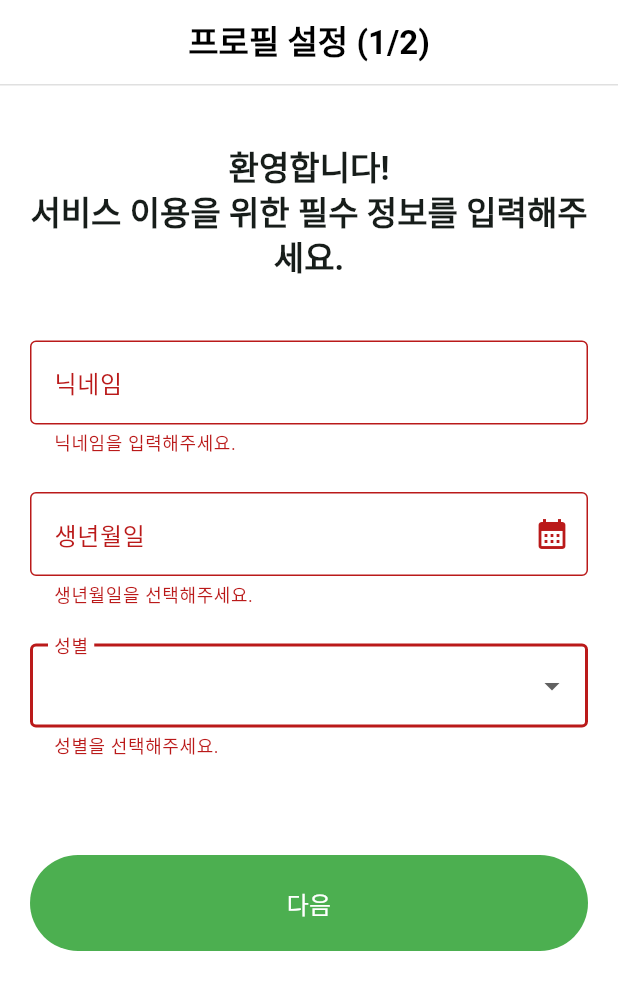
After one commit to book2002/book-FE, a Flutter app: the ProfileSetupPage screen opened directly, after a tap on "성별", after a tap on "다음", on a phone screen of 412 x 824 dp. The commit adds this screen. Shown: the top 990 px of the screen. Run offline on Flutter 3.47's test engine with Material 3 defaults, Android fonts, the phone set to English and light mode, and no system bars; our stand-ins replace flutter_secure_storage, font_awesome_flutter; missing offline and left inert: flutter_inappwebview; accounts and stored records are empty; network calls fail.

Commit message:
feat: 최초 프로필 설정
- login_page에서 FlutterSecureStorage 에 accessToken 저장 후 profile_setting_page에서 접근
- 프로필 설정 필수 입력과 선택 입력으로 구분
- 추후 바이오(프로필, 헤더 이미지 추가 가능성 존재) 입력 로직 연결 피료

```diff
--- a/lib/login_page.dart
+++ b/lib/login_page.dart
@@ -8,6 +8,7 @@ import 'package:font_awesome_flutter/font_awesome_flutter.dart';
 
 import 'package:http/http.dart' as http;
 import 'dart:convert'; // JSON 인코딩/디코딩
+import 'package:flutter_secure_storage/flutter_secure_storage.dart';
 
 class LoginPage extends StatefulWidget {
   const LoginPage({super.key});
@@ -21,9 +22,12 @@ class _LoginPageState extends State<LoginPage> {
   // 폼 키 추가
   final _formKey = GlobalKey<FormState>();
 
-  //컨트롤러
+  // 컨트롤러
   final TextEditingController _idController = TextEditingController();
   final TextEditingController _passwordController = TextEditingController();
+
+  // Secure Storage 인스턴스 생성
+  final _storage = const FlutterSecureStorage();
 
   // 비밀번호 숨김/표시 상태 변수 추가
   bool _isPasswordObscured = true;
@@ -71,13 +75,27 @@ class _LoginPageState extends State<LoginPage> {
       if (response.statusCode == 200 || response.statusCode == 201) {
         final data = jsonDecode(response.body);
 
+        // 서버로부터 받은 토큰을 storage에 저장
+        final accessToken = data["accessToken"];
+        if (accessToken != null) {
+          await _storage.write(key: 'accessToken', value: accessToken);
+          print("토큰 저장 성공"); // 디버깅용
+        } else {
+          print("경고: 서버 응답에 accessToken이 없습니다.");
+        }
+
         ScaffoldMessenger.of(context).showSnackBar(
-          SnackBar(content: Text("로그인 성공! $response.body"))
+          SnackBar(content: Text("로그인 성공! $response"))
         );
 
-        if (data["nweUser"]) {
+        if (data["newUser"]) {
           //프로필 생성 화면으로 이동
-
+          Navigator.pushReplacement( // 로그인 페이지로 다시 돌아오지 않도록 'Replacement' 사용
+            context,
+            MaterialPageRoute(
+              builder: (context) => const ProfileSetupPage(),
+            ),
+          );
         } else {
           Navigator.pop(context, true);   //로그인 성공 여부를 전달하며 홈화면으로 돌아감
         }
--- /dev/null
+++ b/lib/profile_setting_page.dart
@@ -0,0 +1,511 @@
+import 'package:flutter/cupertino.dart';
+import 'package:flutter/material.dart';
+import 'package:flutter_app/constants.dart'; // primaryColor, API URL 등
+import 'package:http/http.dart' as http;
+import 'package:http_parser/http_parser.dart'; // 1. http_parser 임포트
+import 'dart:convert';
+import 'package:intl/intl.dart'; // 날짜 포맷을 위해 추가
+
+import 'package:flutter_secure_storage/flutter_secure_storage.dart';
+
+// --- 1단계: 필수 정보 입력 페이지 (닉네임, 생년월일, 성별) ---
+class ProfileSetupPage extends StatefulWidget {
+  const ProfileSetupPage({super.key});
+
+  @override
+  State<ProfileSetupPage> createState() => _ProfileSetupPageState();
+}
+
+class BirthDatePicker extends StatelessWidget {
+  final void Function(DateTime) onDateTimeChanged;
+  final DateTime? initialDate;
+
+  const BirthDatePicker({
+    super.key,
+    required this.onDateTimeChanged,
+    this.initialDate,
+  });
+
+  @override
+  Widget build(BuildContext context) {
+    return SizedBox(
+      height: 300,
+      child: CupertinoDatePicker(
+        minimumYear: 1900,
+        maximumYear: DateTime.now().year,
+        initialDateTime: initialDate ?? DateTime(2000),   //초기 날짜
+        maximumDate: DateTime.now(),
+        onDateTimeChanged: onDateTimeChanged,
+        mode: CupertinoDatePickerMode.date,
+        //locale: const Locale('ko', 'KR'),
+      ),
+    );
+  }
+}
+
+class _ProfileSetupPageState extends State<ProfileSetupPage> {
+  final _formKey = GlobalKey<FormState>();
+  final _nicknameController = TextEditingController();
+  final _birthController = TextEditingController(); // 날짜 표기용
+
+  //생년월일 저장 변수
+  DateTime? _dateTime;
+
+  String? _selectedGender;
+  bool _isLoading = false;
+
+  // Secure Storage 인스턴스 생성
+  final _storage = const FlutterSecureStorage();
+
+  @override
+  void dispose() {
+    _nicknameController.dispose();
+    _birthController.dispose();
+    super.dispose();
+  }
+
+  // --- 날짜 선택 (Date Picker) ---
+  void _showCupertinoDatePicker(BuildContext context) async {
+    DateTime tempPickedDate = _dateTime ?? DateTime(2000);    //임시 날짜 저장
+
+    showModalBottomSheet(
+      context: context,
+      shape: const RoundedRectangleBorder(  //둥근 모서리 설정
+        borderRadius: BorderRadius.vertical(top: Radius.circular(16))
+      ),
+      builder: (BuildContext builder) {
+        return Container(
+          color: Colors.white,
+          height: 300,
+          child: Column(
+            children: [
+              //상단 버튼
+              SizedBox(
+                height: 50,
+                child: Row(
+                  mainAxisAlignment: MainAxisAlignment.spaceBetween,
+                  children: [
+                    TextButton(
+                      onPressed: () => Navigator.pop(context),
+                      child: const Text("취소"),
+                    ),
+                    TextButton(
+                      onPressed: () {
+                        setState(() {
+                          _dateTime = tempPickedDate;   //최종 날짜 전달
+                          _birthController.text =       //텍스트 필드 업데이트
+                            DateFormat('yyyy년 MM월 dd일').format(_dateTime!);
+                        });
+                        Navigator.pop(context);
+                      },
+                      child: const Text("확인"),
+                    ),
+
+                  ],
+                ),
+              ),
+
+              Expanded(
+                child: BirthDatePicker(
+                  initialDate: _dateTime,
+                  onDateTimeChanged: (DateTime newDate) {
+                    tempPickedDate = newDate;   //임시 날짜 업데이트
+                  },
+                ),
+              ),
+            ],
+          ),
+        );
+      }
+    );
+  }
+
+  // --- 1단계 제출 (필수 정보 API 전송) ---
+  Future<void> _submitStep1() async {
+    // 1. 폼 유효성 검사
+    if (!_formKey.currentState!.validate()) {
+      return; // 유효하지 않으면 중단
+    }
+
+    // 2. 로딩 시작
+    setState(() { _isLoading = true; });
+
+    try {
+      // API 호출 전 토큰 읽어오기
+      final String? accessToken = await _storage.read(key: 'accessToken');
+
+      if (accessToken == null) {
+        // 토큰이 없는 비정상 상황.
+        if (!mounted) return;
+        ScaffoldMessenger.of(context).showSnackBar(
+          const SnackBar(content: Text("인증 정보가 만료되었습니다. 다시 로그인해주세요.")),
+        );
+        // 로그인 페이지로 강제 이동 (모든 스택 제거 후 홈으로 이동 -> 홈에서 인증 체크)
+         Navigator.of(context).popUntil((route) => route.isFirst);
+        return;
+      }
+
+      // API 호출
+      // http.post 대신 http.MultipartRequest 사용
+      final url = Uri.parse(profileSetupApiUrl);
+      var request = http.MultipartRequest('POST', url);
+
+      // 헤더에 토큰 추가
+      request.headers['Authorization'] = "Bearer $accessToken";
+
+      // 폼 유효성 검사를 통과했으므로 _dateTime과 _selectedGender는 null이 아님
+      // --- 서버 DTO에 맞게 JSON 생성 ---
+      Map<String, String?> dtoMap = {
+        "nickname": _nicknameController.text,
+        // 'yyyyMMdd' 형식
+        "birth": _dateTime != null ? DateFormat('yyyyMMdd').format(_dateTime!) : null,
+        "gender": _selectedGender,
+        // 1단계에서는 bio를 빈 문자열으로 전송
+        "bio": ""
+      };
+
+      // DTO Map을 JSON 문자열로 변환하여 'request' 파트로 추가
+      request.files.add(
+        http.MultipartFile.fromString(
+          'request',
+          jsonEncode(dtoMap),
+          contentType: MediaType('application', 'json')
+        )
+      );
+
+      // 요청 전송 및 응답 처리
+      var streamedResponse = await request.send();
+      var response = await http.Response.fromStream(streamedResponse);
+
+      if (!mounted) return;
+
+      if (response.statusCode == 200 || response.statusCode == 201) {
+        // 성공 시 2단계(Bio) 페이지로 이동
+        ScaffoldMessenger.of(context).showSnackBar(
+          const SnackBar(content: Text("프로필 저장 성공! 다음 단계로 이동합니다.")),
+        );
+        Navigator.push(
+          context,
+          MaterialPageRoute(builder: (context) => const BioSetupPage()),
+        );
+      } else {
+        // 실패 시
+        final errorBody = jsonDecode(response.body);
+        print(errorBody);
+        final errorMessage = errorBody["message"] ?? "프로필 저장에 실패했습니다. (코드: ${response.statusCode})";
+        ScaffoldMessenger.of(context).showSnackBar(
+          SnackBar(content: Text(errorMessage)),
+        );
+      }
+    } catch (e) {
+      ScaffoldMessenger.of(context).showSnackBar(
+        SnackBar(content: Text("오류 발생: $e")),
+      );
+    } finally {
+      // 6. 로딩 종료
+      setState(() { _isLoading = false; });
+    }
+  }
+
+  @override
+  Widget build(BuildContext context) {
+    return Scaffold(
+      backgroundColor: Colors.white,
+      appBar: AppBar(
+        backgroundColor: Colors.white,
+        title: const Text("프로필 설정 (1/2)", style: TextStyle(color: Colors.black, fontWeight: FontWeight.bold)),
+        centerTitle: true,
+        bottom: PreferredSize(
+          preferredSize: const Size.fromHeight(1.0),
+          child: Container(color: Colors.grey.shade300, height: 1.0),
+        ),
+      ),
+      body: SingleChildScrollView(
+        child: Padding(
+          padding: const EdgeInsets.all(20.0),
+          child: Form(
+            key: _formKey,
+            autovalidateMode: AutovalidateMode.onUnfocus,
+            child: Column(
+              crossAxisAlignment: CrossAxisAlignment.stretch,
+              children: [
+                const SizedBox(height: 20),
+                Center(
+                  child: Text(
+                    "환영합니다! \n서비스 이용을 위한 필수 정보를 입력해주세요.",
+                    style: Theme.of(context).textTheme.titleLarge?.copyWith(
+                      fontWeight: FontWeight.w600,
+                    ),
+                    textAlign: TextAlign.center,
+                  ),
+                ),
+
+                const SizedBox(height: 40),
+
+                // --- 닉네임 ---
+                TextFormField(
+                  controller: _nicknameController,
+                  decoration: const InputDecoration(
+                    labelText: "닉네임",
+                    border: OutlineInputBorder(),
+                    focusedBorder: OutlineInputBorder(
+                      borderSide: BorderSide(color: primaryColor, width: 1.8),
+                    ),
+                  ),
+                  validator: (value) {
+                    if (value == null || value.trim().isEmpty) {
+                      return "닉네임을 입력해주세요.";
+                    }
+                    if (value.trim().length < 2 || value.trim().length > 20) {
+                      return "닉네임은 2자 이상 20자 이하로 입력해주세요.";
+                    }
+                    // TODO: 닉네임 중복 검사 API 연동
+                    return null;
+                  },
+                ),
+                const SizedBox(height: 24),
+
+                // --- 생년월일 (Date Picker) ---
+                TextFormField(
+                  controller: _birthController,
+                  readOnly: true, // 직접 입력을 막고 탭만 가능하게
+                  decoration: const InputDecoration(
+                    labelText: "생년월일",
+                    border: OutlineInputBorder(),
+                    focusedBorder: OutlineInputBorder(
+                      borderSide: BorderSide(color: primaryColor, width: 1.8),
+                    ),
+                    suffixIcon: Icon(Icons.calendar_month),
+                  ),
+                  onTap: () => _showCupertinoDatePicker(context),   //Cupertino 피커 호출
+                  validator: (value) {
+                    if (value == null || value.isEmpty) {
+                      return "생년월일을 선택해주세요.";
+                    }
+                    return null;
+                  },
+                ),
+                const SizedBox(height: 24),
+
+                // --- 성별 ---
+                DropdownButtonFormField<String>(
+                  value: _selectedGender,
+                  decoration: const InputDecoration(
+                    labelText: "성별",
+                    border: OutlineInputBorder(),
+                    focusedBorder: OutlineInputBorder(
+                      borderSide: BorderSide(color: primaryColor, width: 1.8),
+                    ),
+                  ),
+                  items: const [
+                    DropdownMenuItem(value: "MALE", child: Text("남성")),
+                    DropdownMenuItem(value: "FEMALE", child: Text("여성")),
+                    DropdownMenuItem(value: "NONE", child: Text("선택 안함")),
+                  ],
+                  onChanged: (value) {
+                    setState(() {
+                      _selectedGender = value;
+                    });
+                  },
+                  validator: (value) {
+                    if (value == null) {
+                      return "성별을 선택해주세요.";
+                    }
+                    return null;
+                  },
+                ),
+
+                const SizedBox(height: 24),
+
+                const SizedBox(height: 40),
+
+                // --- 다음 버튼 ---
+                ElevatedButton(
+                  onPressed: _isLoading ? null : _submitStep1,
+                  style: ElevatedButton.styleFrom(
+                    backgroundColor: Colors.green,
+                    padding: const EdgeInsets.symmetric(vertical: 20),
+                    elevation: 0,
+                  ),
+                  child: _isLoading
+                      ? const SizedBox(
+                          height: 20,
+                          width: 20,
+                          child: CircularProgressIndicator(strokeWidth: 3, color: Colors.white),
+                        )
+                      : Text(
+                          "다음",
+                          style: Theme.of(context).textTheme.titleMedium?.copyWith(color: Colors.white),
+                        ),
+                ),
+              ],
+            ),
+          ),
+        ),
+      ),
+    );
+  }
+}
+
+// --- 2단계: 선택 정보 입력 페이지 (Bio) ---
+class BioSetupPage extends StatefulWidget {
+  const BioSetupPage({super.key});
+
+  @override
+  State<BioSetupPage> createState() => _BioSetupPageState();
+}
+
+class _BioSetupPageState extends State<BioSetupPage> {
+  final _bioController = TextEditingController();
+  bool _isLoading = false;
+
+  @override
+  void dispose() {
+    _bioController.dispose();
+    super.dispose();
+  }
+
+  // --- 홈 화면으로 이동 (로그인 스택 모두 제거) ---
+  void _goToHome() {
+    // 로그인 페이지, 1단계, 2단계 페이지를 모두 스택에서 제거하고 홈으로 이동
+    Navigator.of(context).popUntil((route) => route.isFirst);
+  }
+
+  // --- 2단계 제출 (Bio 정보 API 전송) ---
+  Future<void> _submitStep2() async {
+    if (_bioController.text.trim().isEmpty) {
+      // Bio가 비어있으면 그냥 '완료' (홈으로)
+      _goToHome();
+      return;
+    }
+
+    setState(() { _isLoading = true; });
+
+    // try {
+    //   // TODO: API 호출
+    //   // 1단계와 마찬가지로 Authorization 헤더 필요
+    //   final url = Uri.parse(bioSetupApiUrl);
+    //   final response = await http.put( // 또는 POST
+    //     url,
+    //     headers: {
+    //       "Content-Type": "application/json",
+    //       // "Authorization": "Bearer YOUR_AUTH_TOKEN", // ✅ 실제 구현 시 주석 해제
+    //     },
+    //     body: jsonEncode({
+    //       "bio": _bioController.text,
+    //     }),
+    //   );
+
+    //   if (!mounted) return;
+
+    //   if (response.statusCode == 200 || response.statusCode == 201) {
+    //     ScaffoldMessenger.of(context).showSnackBar(
+    //       const SnackBar(content: Text("자기소개가 저장되었습니다! 환영합니다.")),
+    //     );
+    //   } else {
+    //      ScaffoldMessenger.of(context).showSnackBar(
+    //       const SnackBar(content: Text("자기소개 저장에 실패했습니다. (나중에 다시 시도해주세요)")),
+    //     );
+    //   }
+    // } catch (e) {
+    //   ScaffoldMessenger.of(context).showSnackBar(
+    //     SnackBar(content: Text("오류 발생: $e")),
+    //   );
+    // } finally {
+    //   // API 성공/실패 여부와 관계없이 홈으로 이동
+    //   setState(() { _isLoading = false; });
+    //   _goToHome();
+    // }
+  }
+
+  @override
+  Widget build(BuildContext context) {
+    return Scaffold(
+      backgroundColor: Colors.white,
+      appBar: AppBar(
+        backgroundColor: Colors.white,
+        title: const Text("프로필 설정 (2/2)", style: TextStyle(color: Colors.black, fontWeight: FontWeight.bold)),
+        centerTitle: true,
+        automaticallyImplyLeading: false, // 1단계로 돌아가는 '뒤로가기' 버튼 숨김
+        bottom: PreferredSize(
+          preferredSize: const Size.fromHeight(1.0),
+          child: Container(color: Colors.grey.shade300, height: 1.0),
+        ),
+        actions: [
+          // --- 건너뛰기 버튼 ---
+          TextButton(
+            onPressed: _goToHome, // 누르면 바로 홈으로
+            child: const Text(
+              "건너뛰기",
+              style: TextStyle(color: Colors.grey, fontSize: 16),
+            ),
+          ),
+          const SizedBox(width: 10),
+        ],
+      ),
+      body: SingleChildScrollView(
+        child: Padding(
+          padding: const EdgeInsets.all(20.0),
+          child: Column(
+            crossAxisAlignment: CrossAxisAlignment.stretch,
+            children: [
+              const SizedBox(height: 20),
+              Text(
+                "마지막 단계입니다. \n자신을 소개하는 글을 작성해보세요.",
+                style: Theme.of(context).textTheme.titleLarge?.copyWith(fontWeight: FontWeight.w600),
+              ),
+              const SizedBox(height: 40),
+
+              // --- (주석) 향후 프로필/헤더 이미지 추가 영역 ---
+              /*
+              Container(
+                height: 150,
+                color: Colors.grey.shade200,
+                child: Center(child: Text("프로필/헤더 이미지 업로더 영역")),
+              ),
+              const SizedBox(height: 24),
+              */
+              // --- (주석) ---
+
+              // --- Bio 입력 ---
+              TextFormField(
+                controller: _bioController,
+                decoration: const InputDecoration(
+                  labelText: "자기소개 (선택)",
+                  hintText: "관심사, 좋아하는 것 등을 자유롭게 적어주세요.",
+                  border: OutlineInputBorder(),
+                  focusedBorder: OutlineInputBorder(
+                    borderSide: BorderSide(color: primaryColor, width: 1.8),
+                  ),
+                ),
+                maxLines: 5, // 여러 줄 입력
+                maxLength: 200, // 최대 200자
+              ),
+              const SizedBox(height: 40),
+
+              // --- 완료 버튼 ---
+              ElevatedButton(
+                onPressed: _isLoading ? null : _submitStep2,
+                style: ElevatedButton.styleFrom(
+                  backgroundColor: Colors.green,
+                  padding: const EdgeInsets.symmetric(vertical: 20),
+                  elevation: 0,
+                ),
+                child: _isLoading
+                    ? const SizedBox(
+                        height: 20,
+                        width: 20,
+                        child: CircularProgressIndicator(strokeWidth: 3, color: Colors.white),
+                      )
+                    : Text(
+                        "완료",
+                        style: Theme.of(context).textTheme.titleMedium?.copyWith(color: Colors.white),
+                      ),
+                ),
+            ],
+          ),
+        ),
+      ),
+    );
+  }
+}
```
